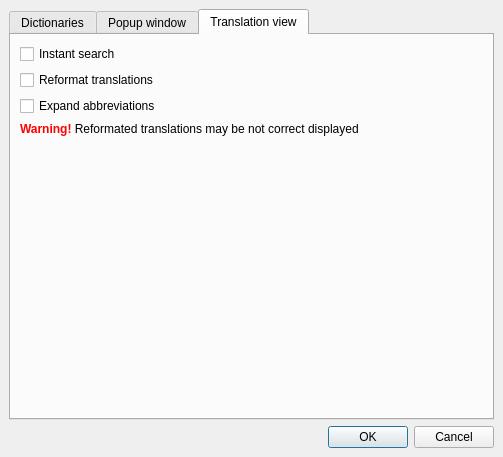
Above: qstardict/settingsdialog.ui from qstardict/qstardict before the change. Below: the same form after it.
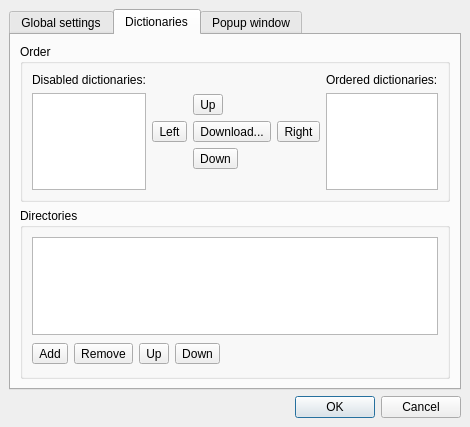
That is the form after the change. The open tabs and pages were chosen to show the change. Icons and pictures are not drawn.

Commit message: Modify settings dialog

```diff
--- a/qstardict/settingsdialog.ui
+++ b/qstardict/settingsdialog.ui
@@ -5,8 +5,8 @@
    <rect>
     <x>0</x>
     <y>0</y>
-    <width>503</width>
-    <height>457</height>
+    <width>409</width>
+    <height>427</height>
    </rect>
   </property>
   <property name="windowTitle" >
@@ -36,6 +36,62 @@
      <property name="currentIndex" >
       <number>0</number>
      </property>
+     <widget class="QWidget" name="tabGlobalSettings" >
+      <attribute name="title" >
+       <string>Global settings</string>
+      </attribute>
+      <layout class="QVBoxLayout" >
+       <item>
+        <widget class="QCheckBox" name="instantSearchBox" >
+         <property name="text" >
+          <string>Instant search</string>
+         </property>
+        </widget>
+       </item>
+       <item>
+        <layout class="QHBoxLayout" >
+         <property name="spacing" >
+          <number>6</number>
+         </property>
+         <property name="leftMargin" >
+          <number>0</number>
+         </property>
+         <property name="topMargin" >
+          <number>0</number>
+         </property>
+         <property name="rightMargin" >
+          <number>0</number>
+         </property>
+         <property name="bottomMargin" >
+          <number>0</number>
+         </property>
+         <item>
+          <widget class="QLabel" name="label_7" >
+           <property name="text" >
+            <string>Pronounce words using this command:</string>
+           </property>
+          </widget>
+         </item>
+         <item>
+          <widget class="QLineEdit" name="speechProgramEdit" />
+         </item>
+        </layout>
+       </item>
+       <item>
+        <spacer>
+         <property name="orientation" >
+          <enum>Qt::Vertical</enum>
+         </property>
+         <property name="sizeHint" >
+          <size>
+           <width>369</width>
+           <height>171</height>
+          </size>
+         </property>
+        </spacer>
+       </item>
+      </layout>
+     </widget>
      <widget class="QWidget" name="tabDictionaries" >
       <attribute name="title" >
        <string>Dictionaries</string>
@@ -814,72 +870,6 @@
        </item>
       </layout>
      </widget>
-     <widget class="QWidget" name="tabTranslationView" >
-      <attribute name="title" >
-       <string>Translation view</string>
-      </attribute>
-      <layout class="QGridLayout" >
-       <property name="leftMargin" >
-        <number>9</number>
-       </property>
-       <property name="topMargin" >
-        <number>9</number>
-       </property>
-       <property name="rightMargin" >
-        <number>9</number>
-       </property>
-       <property name="bottomMargin" >
-        <number>9</number>
-       </property>
-       <property name="horizontalSpacing" >
-        <number>6</number>
-       </property>
-       <property name="verticalSpacing" >
-        <number>6</number>
-       </property>
-       <item row="2" column="0" >
-        <widget class="QCheckBox" name="expandAbbreviationsBox" >
-         <property name="text" >
-          <string>Expand abbreviations</string>
-         </property>
-        </widget>
-       </item>
-       <item row="3" column="0" >
-        <widget class="QLabel" name="reformatTranslationsWarningLabel" >
-         <property name="text" >
-          <string>&lt;b>&lt;font color="red">Warning!&lt;/font>&lt;/b> Reformated translations may be not correct displayed</string>
-         </property>
-        </widget>
-       </item>
-       <item row="4" column="0" >
-        <spacer>
-         <property name="orientation" >
-          <enum>Qt::Vertical</enum>
-         </property>
-         <property name="sizeHint" >
-          <size>
-           <width>20</width>
-           <height>40</height>
-          </size>
-         </property>
-        </spacer>
-       </item>
-       <item row="1" column="0" >
-        <widget class="QCheckBox" name="reformatTranslationsBox" >
-         <property name="text" >
-          <string>Reformat translations</string>
-         </property>
-        </widget>
-       </item>
-       <item row="0" column="0" >
-        <widget class="QCheckBox" name="instantSearchBox" >
-         <property name="text" >
-          <string>Instant search</string>
-         </property>
-        </widget>
-       </item>
-      </layout>
-     </widget>
     </widget>
    </item>
    <item row="1" column="0" >
```
Left out of the diff: 84 changed lines with no effect on the pictures. The commit also changes 1 other file.
